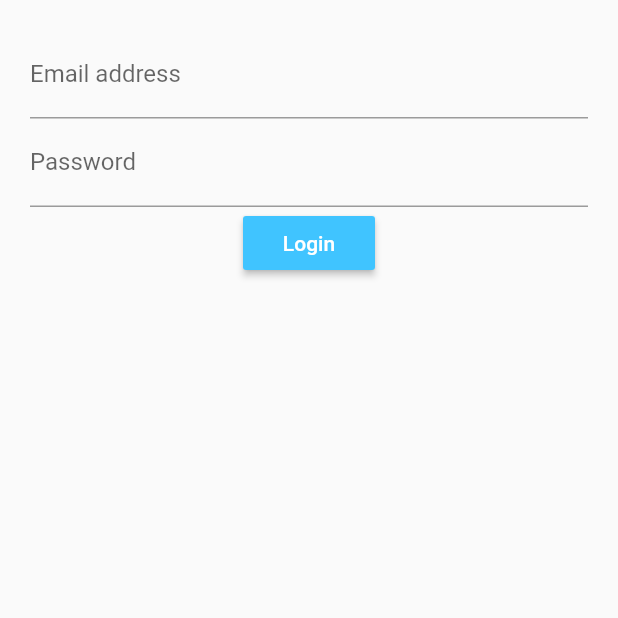
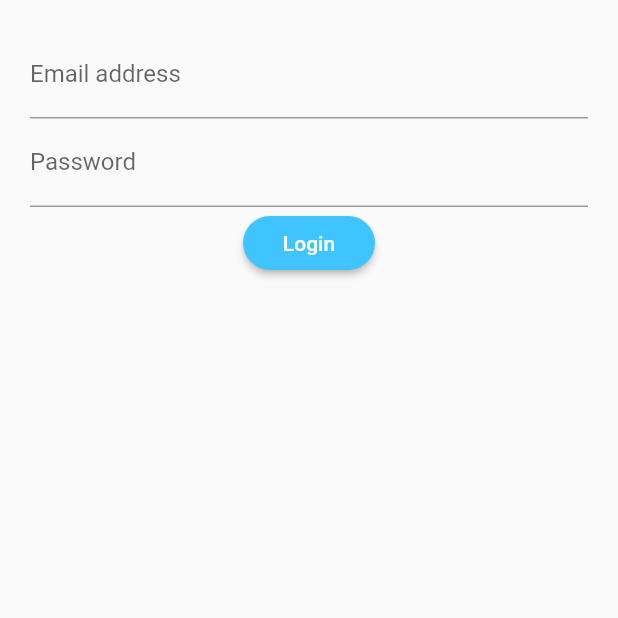
Before and after one commit to DanielGuzmanT/Flutter-BLoC-Pattern, a Flutter app: the screen it shows after launch, on a phone screen of 412 x 824 dp, the top half of it. Run offline on Flutter 3.47's test engine with Material 2 defaults, Android fonts, the phone set to English and light mode, and no system bars; our stand-ins replace rxdart.

Commit message:
implementing button submit with Observable rxDart
RxDart package used to listen the email stream and password stream

```diff
--- a/lib/src/blocs/bloc.dart
+++ b/lib/src/blocs/bloc.dart
@@ -1,4 +1,5 @@
 import 'dart:async';
+import 'package:rxdart/rxdart.dart';
 
 import 'package:login_bloc/src/blocs/validators.dart';
 
@@ -14,6 +15,8 @@ class Bloc with Validators {
   Stream<String> get email => _emailStream.stream.transform(validateEmail);
   Stream<String> get password =>
       _passwordStream.stream.transform(validatePassword);
+  Stream<bool> get submitValid =>
+      Observable.combineLatest2(email, password, (e, p) => true);
 
   // close the stream sink
   void dispose() {
--- a/lib/src/screens/login_screen.dart
+++ b/lib/src/screens/login_screen.dart
@@ -57,13 +57,17 @@ class PasswordField extends StatelessWidget {
 class SubmitButton extends StatelessWidget {
   @override
   Widget build(BuildContext context) {
-    return RaisedButton(
-      onPressed: () {},
-      color: Colors.lightBlueAccent,
-      child: Text(
-        "Login",
-        style: TextStyle(color: Colors.white),
-      ),
+    return StreamBuilder(
+      stream: bloc.submitValid,
+      builder: (context, snapshot) => RaisedButton(
+            shape: StadiumBorder(),
+            onPressed: snapshot.hasError ? null : () => print("PRESSED"),
+            color: Colors.lightBlueAccent,
+            child: Text(
+              "Login",
+              style: TextStyle(color: Colors.white),
+            ),
+          ),
     );
   }
 }
--- a/pubspec.yaml
+++ b/pubspec.yaml
@@ -19,6 +19,7 @@ environment:
 dependencies:
   flutter:
     sdk: flutter
+  rxdart: ^0.22.0
 
   # The following adds the Cupertino Icons font to your application.
   # Use with the CupertinoIcons class for iOS style icons.
```
Also changed, not shown: pubspec.lock.
